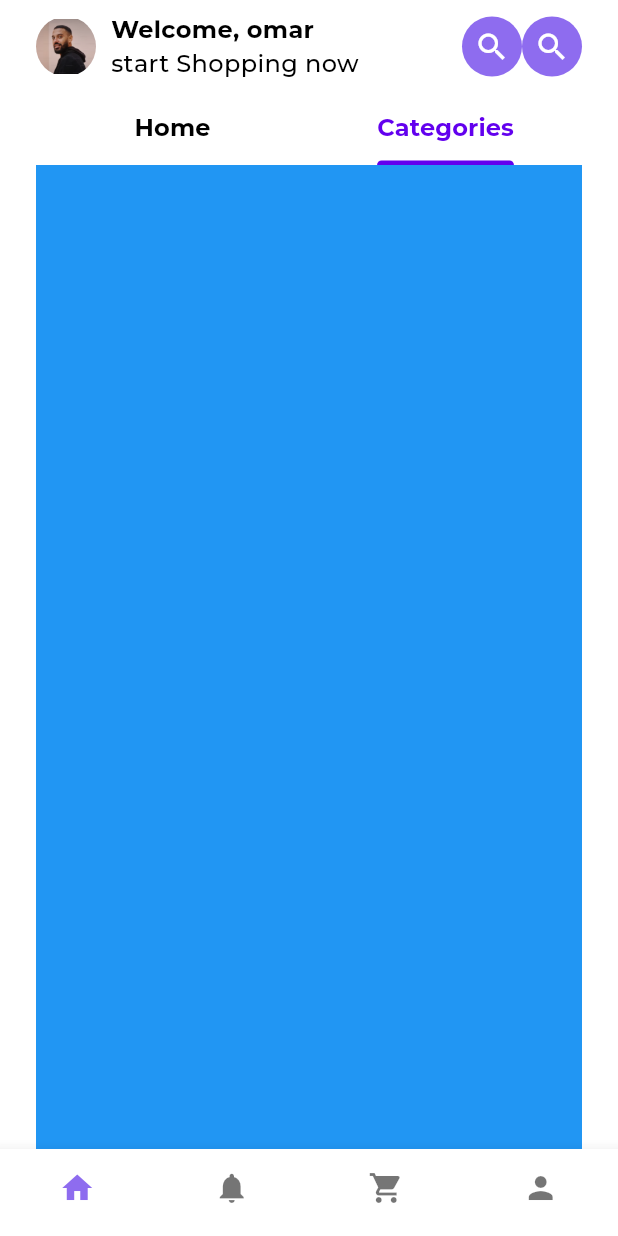
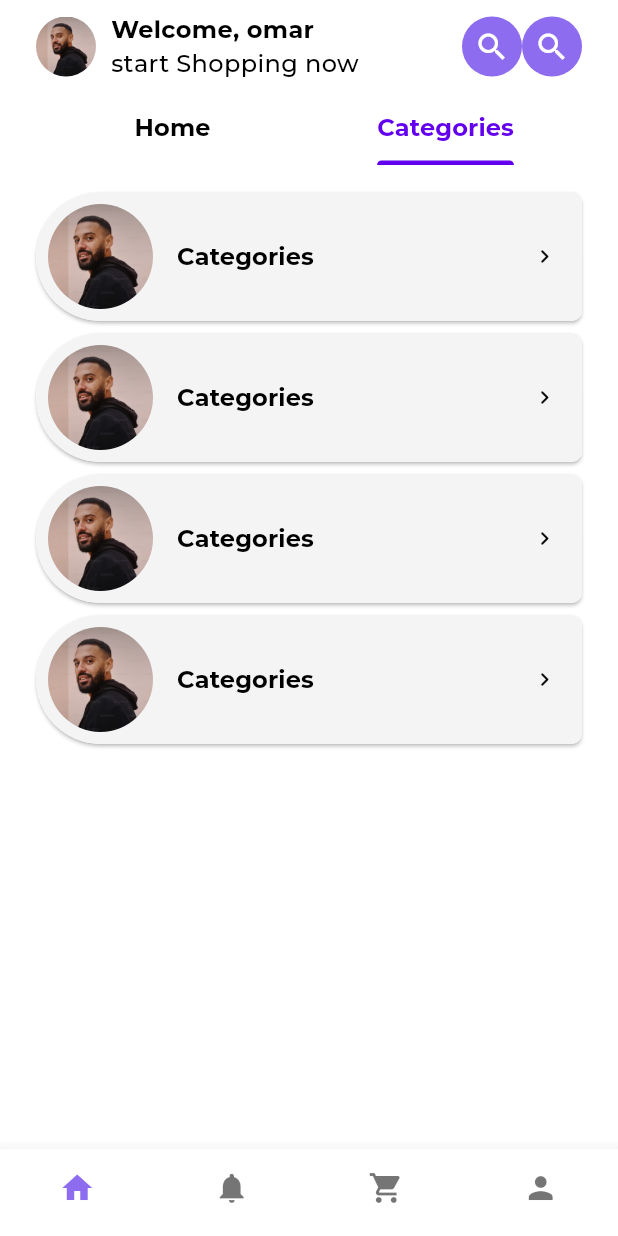
Before and after one commit to 3khaled3/eco, a Flutter app: the screen it shows after launch, tab 2 chosen, on a phone screen of 412 x 824 dp. Run offline on Flutter 3.47's test engine with Material 3 defaults, Android fonts, the phone set to English and light mode, and no system bars; our stand-ins replace bloc, flutter_bloc; statements that could not run were skipped; project files that could hold a hidden picture were left out.

Commit message:
category_card

```diff
--- a/lib/features/home_feature/view/categories_body.dart
+++ b/lib/features/home_feature/view/categories_body.dart
@@ -1,10 +1,20 @@
-part of 'home_view.dart';
+import 'package:flutter/material.dart';
+
+import 'widget/widget_import.dart';
 
 class CategoriesBody extends StatelessWidget {
   const CategoriesBody({super.key});
 
   @override
   Widget build(BuildContext context) {
-    return Container(color: Colors.blue);
+    return const Column(
+      children: [
+        SizedBox(height: 10),
+        CategoryCard(),
+        CategoryCard(),
+        CategoryCard(),
+        CategoryCard(),
+      ],
+    );
   }
 }
--- a/lib/features/home_feature/view/home_view.dart
+++ b/lib/features/home_feature/view/home_view.dart
@@ -1,8 +1,7 @@
 import 'package:flutter/material.dart';
+import 'categories_body.dart';
+import 'home_body.dart';
 import 'widget/widget_import.dart';
-
-part 'home_body.dart';
-part 'categories_body.dart';
 
 class HomeView extends StatefulWidget {
   const HomeView({super.key});
--- /dev/null
+++ b/lib/features/home_feature/view/widget/category_card.dart
@@ -0,0 +1,62 @@
+part of 'widget_import.dart';
+class CategoryCard extends StatelessWidget {
+  const CategoryCard({super.key});
+
+  @override
+  Widget build(BuildContext context) {
+    return Padding(
+      padding: const EdgeInsets.only(top: 8),
+      child: ElevatedButton(
+        onPressed: () {},
+        style: ButtonStyle(
+          shape: WidgetStateProperty.all<OutlinedBorder>(
+            const RoundedRectangleBorder(
+              borderRadius: BorderRadiusDirectional.only(
+                topStart: Radius.circular(100),
+                bottomStart: Radius.circular(100),
+                bottomEnd: Radius.circular(16),
+                topEnd: Radius.circular(16),
+              ),
+            ),
+          ),
+          padding: const WidgetStatePropertyAll(EdgeInsets.zero),
+        ),
+        child: Ink(
+          decoration: BoxDecoration(
+            color: Theme.of(context).colorScheme.secondary,
+            borderRadius: const BorderRadiusDirectional.only(
+              topStart: Radius.circular(100),
+              bottomStart: Radius.circular(100),
+              bottomEnd: Radius.circular(16),
+              topEnd: Radius.circular(16),
+            ),
+          ),
+          padding: EdgeInsets.all(8),
+          child: Row(
+            children: [
+              ClipRRect(
+                borderRadius: BorderRadius.circular(100),
+                child: Image.asset(
+                  AssetsBox.userAvatar,
+                  height: 70,
+                  width: 70,
+                  fit: BoxFit.cover,
+                ),
+              ),
+              const SizedBox(width: 16),
+              Text(
+                "Categories",
+                style: BoxStyles.bold16
+                    .copyWith(color: Theme.of(context).colorScheme.outline),
+              ),
+              const Spacer(),
+              Icon(Icons.chevron_right_rounded,
+                  color: Theme.of(context).colorScheme.outline),
+              const SizedBox(width: 8),
+            ],
+          ),
+        ),
+      ),
+    );
+  }
+}
--- a/lib/features/home_feature/view/widget/home_app_bar.dart
+++ b/lib/features/home_feature/view/widget/home_app_bar.dart
@@ -15,6 +15,7 @@ class HomeAppBar extends StatelessWidget {
             AssetsBox.userAvatar,
             height: 40,
             width: 40,
+            fit: BoxFit.cover,
           ),
         ),
         const SizedBox(width: 10),
--- a/lib/features/home_feature/view/widget/product_card.dart
+++ b/lib/features/home_feature/view/widget/product_card.dart
@@ -67,6 +67,7 @@ class ProductCard extends StatelessWidget {
   }
 }
 
+/// <---- product image ---->///
 class _ProductImage extends StatelessWidget {
   const _ProductImage();
 
@@ -86,6 +87,7 @@ class _ProductImage extends StatelessWidget {
   }
 }
 
+/// <---- rating ---->///
 class _Rating extends StatelessWidget {
   const _Rating();
 
@@ -111,6 +113,7 @@ class _Rating extends StatelessWidget {
   }
 }
 
+/// <---- favorite button ---->///
 class _FavoriteButton extends StatelessWidget {
   const _FavoriteButton();
 
@@ -131,6 +134,9 @@ class _FavoriteButton extends StatelessWidget {
           child: const Icon(
             Icons.favorite_rounded,
             color: Colors.red,
+            //todo: used to un favorite
+            // Icons.favorite_outline_rounded,
+            // color: Colors.black,
             size: 16,
           ),
         ),
--- a/lib/features/home_feature/view/widget/widget_import.dart
+++ b/lib/features/home_feature/view/widget/widget_import.dart
@@ -11,3 +11,5 @@ part 'bottom_nav_bar_widget.dart';
 part 'image_slider.dart';
 part 'show_all_row.dart';
 part 'product_card.dart';
+part 'home_product_builder.dart';
+part 'category_card.dart';
```
Also changed, not shown: lib/features/home_feature/view/home_body.dart (+6 -13 lines), lib/features/home_feature/view/widget/home_product_builder.dart (added, +29 -0 lines).
